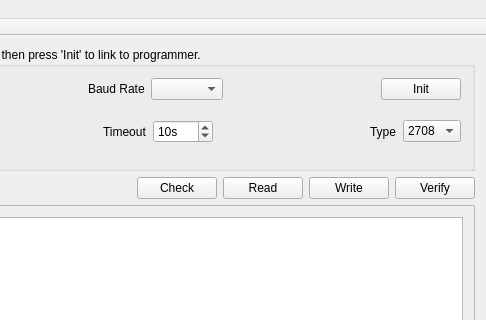
Keith969/2716prg, file guiMainWindow.ui: the form before one commit; both pictures show x 230 to 716 and y 0 to 320 of the 716 by 557 pixel window.
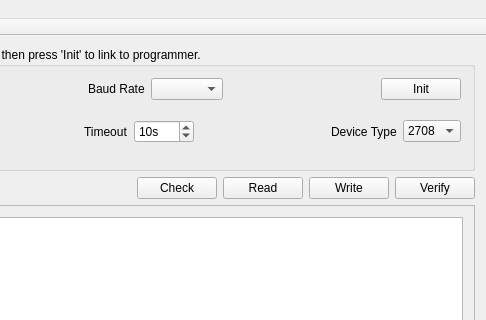
The form after the commit.

Commit message: text label edits

```diff
--- a/guiMainWindow.ui
+++ b/guiMainWindow.ui
@@ -183,7 +183,7 @@
            <item>
             <widget class="QLabel" name="label_4">
              <property name="text">
-              <string>Type</string>
+              <string>Device Type</string>
              </property>
             </widget>
            </item>
```
